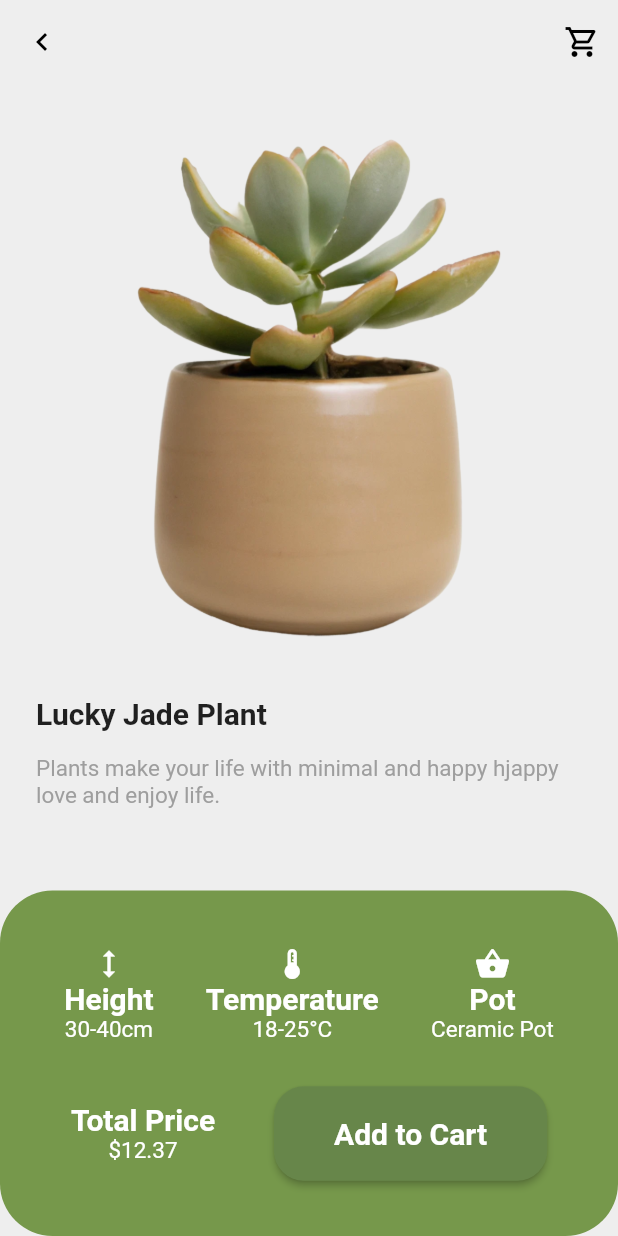
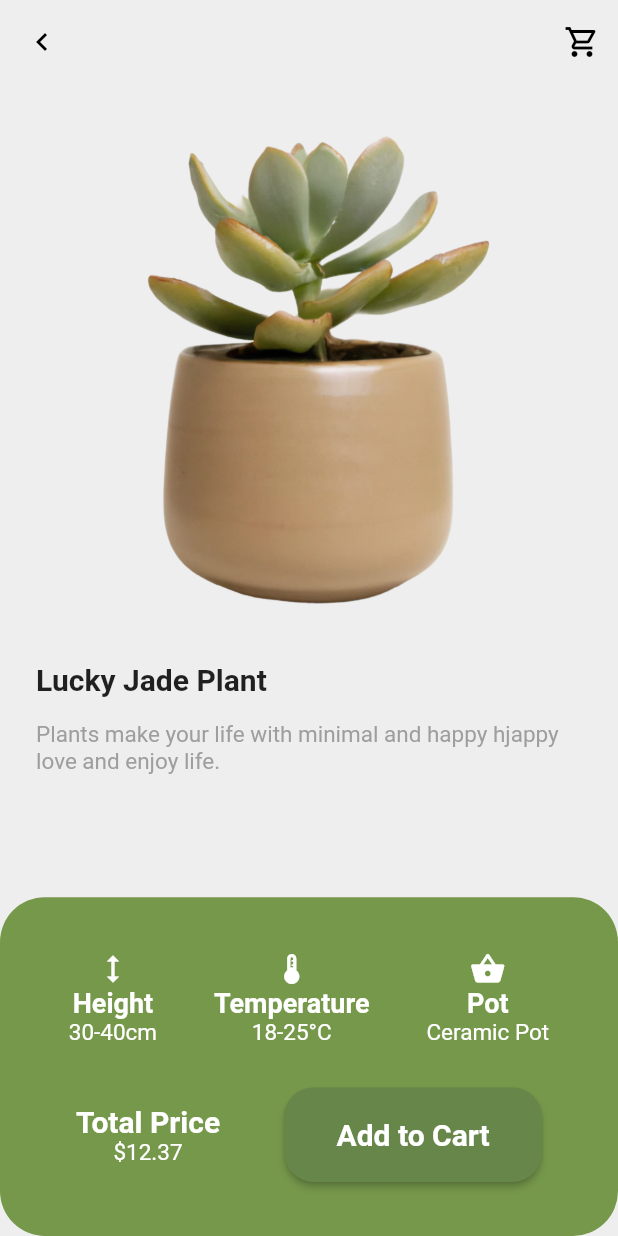
Before and after one commit to tolland/ui_challenge_plant_shop, a Flutter app: the ResultsPage screen opened directly, after a tap on "Lucky Jade Plant", on a phone screen of 412 x 824 dp. Run offline on Flutter 3.47's test engine with Material 2 defaults, Android fonts, the phone set to English and light mode, and no system bars; our stand-ins replace auto_size_text, equatable, flutter_bloc, flutter_carousel_widget, google_fonts, hydrated_bloc.

Commit message:
git squash this

```diff
--- a/lib/pages/detail.dart
+++ b/lib/pages/detail.dart
@@ -4,7 +4,9 @@ import 'package:flutter_bloc/flutter_bloc.dart';
 import '../blocs/plants_bloc/plants_bloc.dart';
 import 'package:plants_repository/plants_repository.dart';
 
+import '../widgets/detail_carousel.dart';
 import '../widgets/detail_infobox.dart';
+import '../widgets/detail_product_text.dart';
 
 class DetailsPageArguments {
   final int index;
@@ -34,10 +36,6 @@ class DetailPage extends StatelessWidget {
             icon: Icon(Icons.keyboard_arrow_left),
           ),
           actions: [
-            // IconButton(
-            //   onPressed: () {},
-            //   icon: Icon(Icons.arrow_left),
-            // ),
             Spacer(),
             IconButton(
               onPressed: () {},
@@ -49,52 +47,21 @@ class DetailPage extends StatelessWidget {
           child: Column(
             children: [
               Expanded(
-                flex: 5,
-                child: Image.asset(plant.imageUrl),
-              ),
-              Expanded(
-                flex: 2,
-                child: Padding(
-                  padding: const EdgeInsets.all(16.0),
-                  child: Column(
-                    mainAxisAlignment: MainAxisAlignment.start,
-                    crossAxisAlignment: CrossAxisAlignment.start,
-                    children: [
-                      Padding(
-                        padding: const EdgeInsets.all(8.0),
-                        child: Text(
-                          plant.name,
-                          style: TextStyle(
-                            fontSize: 20,
-                            fontWeight: FontWeight.bold,
-                          ),
-                        ),
-                      ),
-                      Expanded(
-                        child: Padding(
-                          padding: const EdgeInsets.all(8.0),
-                          child: Text(
-
-                            plant.description,
-                            style: TextStyle(
-                              fontSize: 15,
-                              fontWeight: FontWeight.normal,
-                              color: Colors.grey,
-                            ),
-                            overflow: TextOverflow.fade,
-                            softWrap: true,
-                          ),
-                        ),
-                      ),
-                    ],
-                  ),
+                flex: 8,
+                child: DetailCarousel(
+                  plant: plant,
                 ),
               ),
               Expanded(
-                flex: 3,
-                child: DetailInfoBox(plant: plant,
-
-
+                flex: 4,
+                child: DetailProductText(
+                  plant: plant,
+                ),
+              ),
+              Expanded(
+                flex: 5,
+                child: DetailInfoBox(
+                  plant: plant,
                 ),
               ),
             ],
--- a/lib/pages/home.dart
+++ b/lib/pages/home.dart
@@ -15,10 +15,19 @@ class HomePage extends StatefulWidget {
 }
 
 class _HomePageState extends State<HomePage> {
-
   @override
   Widget build(BuildContext context) {
-    return Scaffold(
+    return Container(
+      decoration: BoxDecoration(
+        gradient: LinearGradient(
+          colors: const [
+            Color(0xffececee),
+            Color(0xffd8d8da),
+          ],
+        ),
+      ),
+      child: Scaffold(
+        backgroundColor: Colors.transparent,
         appBar: AppBar(
           actions: [
             TextButton(
@@ -41,6 +50,7 @@ class _HomePageState extends State<HomePage> {
             ],
           ),
         ),
+      ),
     );
   }
 }
--- a/lib/pages/results.dart
+++ b/lib/pages/results.dart
@@ -28,8 +28,17 @@ class _ResultsPageState extends State<ResultsPage> {
   Widget build(BuildContext context) {
     return BlocBuilder<PlantsBloc, PlantsState>(builder: (context, state) {
       List<Plant> plantList = state.allPlants;
-      return Scaffold(
-        backgroundColor: Colors.grey[200],
+      return Container(
+        decoration: BoxDecoration(
+          gradient: LinearGradient(
+            colors: const [
+              Color(0xffececee),
+              Color(0xffd8d8da),
+            ],
+          ),
+        ),
+        child: Scaffold(
+          backgroundColor: Color(0xffececee),
           appBar: AppBar(
             title: Text("Search Products"),
             leading: IconButton(
@@ -125,6 +134,7 @@ class _ResultsPageState extends State<ResultsPage> {
             ),
           ),
           floatingActionButtonLocation: FloatingActionButtonLocation.centerFloat,
+        ),
       );
     });
   }
--- a/lib/services/app_theme.dart
+++ b/lib/services/app_theme.dart
@@ -9,9 +9,8 @@ enum AppTheme {
 class AppThemes {
   static ThemeData light() {
     return ThemeData(
-
       primarySwatch: Colors.pink,
-      primaryColor: Colors.yellow,
+      primaryColor: Colors.white,
       brightness: Brightness.light,
       dividerColor: const Color(0xff757575),
       colorScheme: const ColorScheme(
@@ -45,6 +44,9 @@ class AppThemes {
           color: Colors.black,
           backgroundColor: Colors.transparent,
         ),
+        displaySmall: TextStyle(
+          color: Colors.black,
+        ),
       ),
       bottomNavigationBarTheme: const BottomNavigationBarThemeData(
           backgroundColor: Colors.grey,
--- a/lib/widgets/detail_carousel.dart
+++ b/lib/widgets/detail_carousel.dart
@@ -1,10 +1,16 @@
 import 'package:flutter/material.dart';
+import 'package:plants_repository/plants_repository.dart';
 
 class DetailCarousel extends StatelessWidget {
-  const DetailCarousel({super.key});
+  const DetailCarousel({
+    super.key,
+    required this.plant,
+  });
+
+  final Plant plant;
 
   @override
   Widget build(BuildContext context) {
-    return const Placeholder();
+    return Image.asset(plant.imageUrl);
   }
 }
--- a/lib/widgets/detail_infobox.dart
+++ b/lib/widgets/detail_infobox.dart
@@ -17,15 +17,9 @@ class DetailInfoBox extends StatelessWidget {
       width: MediaQuery.of(context).size.width,
       decoration: BoxDecoration(
         borderRadius: BorderRadius.all(
-          Radius.circular(35),
+          Radius.circular(30),
         ),
         color: Color(0xFF76984b),
-        // boxShadow: const [
-        //   BoxShadow(
-        //     color: Colors.green,
-        //     spreadRadius: 3,
-        //   ),
-        // ],
       ),
       child: Padding(
         padding: const EdgeInsets.all(8.0),
@@ -83,7 +77,7 @@ class DetailInfoBox extends StatelessWidget {
                   style: ElevatedButton.styleFrom(
                       backgroundColor: Color(0xFF67864a),
                       padding:
-                          EdgeInsets.symmetric(horizontal: 30, vertical: 10),
+                          EdgeInsets.symmetric(horizontal: 25, vertical: 10),
                       textStyle:
                           TextStyle(fontSize: 20, fontWeight: FontWeight.bold),
                       shape: RoundedRectangleBorder(
--- a/lib/widgets/detail_infobox_icontile.dart
+++ b/lib/widgets/detail_infobox_icontile.dart
@@ -26,7 +26,7 @@ class DetailInfoBoxIconTile extends StatelessWidget {
           text: TextSpan(
             text: '$text\n',
             style: TextStyle(
-              fontSize: 20,
+              fontSize: 18,
               fontWeight: FontWeight.bold,
               color: Colors.white,
             ),
--- /dev/null
+++ b/lib/widgets/detail_product_text.dart
@@ -0,0 +1,49 @@
+import 'package:flutter/material.dart';
+import 'package:plants_repository/plants_repository.dart';
+
+class DetailProductText extends StatelessWidget {
+  const DetailProductText({
+    super.key,
+    required this.plant,
+  });
+
+  final Plant plant;
+
+  @override
+  Widget build(BuildContext context) {
+    return Padding(
+      padding: const EdgeInsets.all(16.0),
+      child: Column(
+        mainAxisAlignment: MainAxisAlignment.start,
+        crossAxisAlignment: CrossAxisAlignment.start,
+        children: [
+          Padding(
+            padding: const EdgeInsets.all(8.0),
+            child: Text(
+              plant.name,
+              style: TextStyle(
+                fontSize: 20,
+                fontWeight: FontWeight.bold,
+              ),
+            ),
+          ),
+          Expanded(
+            child: Padding(
+              padding: const EdgeInsets.all(8.0),
+              child: Text(
+                plant.description,
+                style: TextStyle(
+                  fontSize: 15,
+                  fontWeight: FontWeight.normal,
+                  color: Colors.grey,
+                ),
+                overflow: TextOverflow.fade,
+                softWrap: true,
+              ),
+            ),
+          ),
+        ],
+      ),
+    );
+  }
+}
--- a/lib/widgets/home_page_main_title.dart
+++ b/lib/widgets/home_page_main_title.dart
@@ -11,8 +11,8 @@ class HomePageMainTitle extends StatelessWidget {
         child: RichText(
           textAlign: TextAlign.left,
           text: TextSpan(
+            style: Theme.of(context).textTheme.displaySmall,
             text: 'Enjoy your\n',
-            style: Theme.of(context).textTheme.displaySmall,
             children: const <TextSpan>[
               TextSpan(text: 'Life with '),
               TextSpan(
```
Also changed, not shown: 3 other files. Lines whose indentation alone changed are shown as unchanged.
